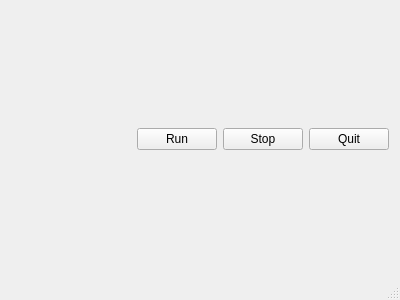
Qt form mainwindow.ui (gitrbond/ising_project) before a commit.
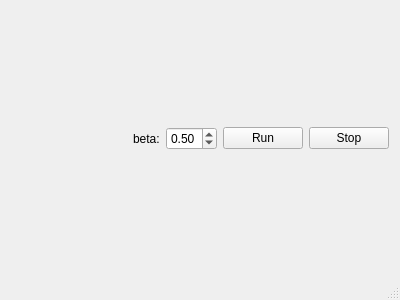
The same form after that commit.

Commit message: manage threads, added beta scroller. trashy commit

What changed in the file:
```diff
--- a/mainwindow.ui
+++ b/mainwindow.ui
@@ -10,6 +10,12 @@
     <height>300</height>
    </rect>
   </property>
+  <property name="minimumSize">
+   <size>
+    <width>0</width>
+    <height>100</height>
+   </size>
+  </property>
   <property name="windowTitle">
    <string>MainWindow</string>
   </property>
@@ -33,6 +39,29 @@
         </property>
        </spacer>
       </item>
+      <item>
+       <widget class="QLabel" name="label">
+        <property name="text">
+         <string>beta:</string>
+        </property>
+       </widget>
+      </item>
+      <item>
+       <widget class="QDoubleSpinBox" name="doubleSpinBox">
+        <property name="decimals">
+         <number>2</number>
+        </property>
+        <property name="maximum">
+         <double>1.000000000000000</double>
+        </property>
+        <property name="singleStep">
+         <double>0.010000000000000</double>
+        </property>
+        <property name="value">
+         <double>0.500000000000000</double>
+        </property>
+       </widget>
+      </item>
       <item>
        <widget class="QPushButton" name="pushButton">
         <property name="text">
@@ -47,13 +76,6 @@
         </property>
        </widget>
       </item>
-      <item>
-       <widget class="QPushButton" name="pushButton_3">
-        <property name="text">
-         <string>Quit</string>
-        </property>
-       </widget>
-      </item>
      </layout>
     </item>
    </layout>
```
The commit also changes 8 other files.
